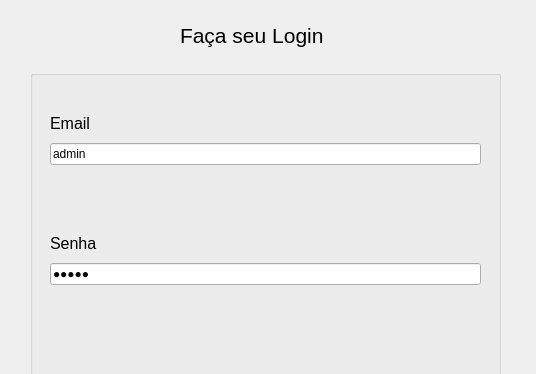
Above: src/ui/loginwindow.ui from gustavopresoti/ControleDeComandas before the change; both pictures show x 0 to 536 and y 0 to 374 of the 536 by 535 pixel window. Below: the same form after it.
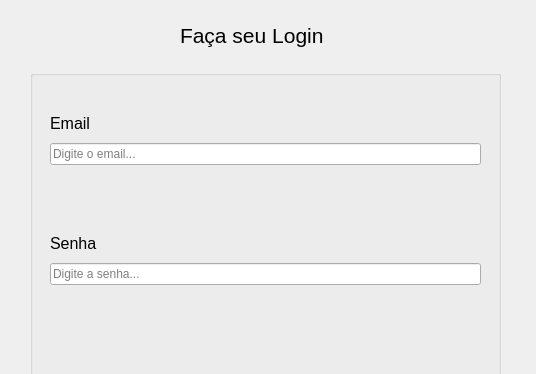
That is the form after the change.

Diff of the .ui file:
```diff
--- a/src/ui/loginwindow.ui
+++ b/src/ui/loginwindow.ui
@@ -64,7 +64,7 @@
       <item>
        <widget class="QLineEdit" name="lineEdit_Email">
         <property name="text">
-         <string>admin</string>
+         <string/>
         </property>
         <property name="placeholderText">
          <string>Digite o email...</string>
@@ -101,7 +101,7 @@
          <enum>Qt::DefaultContextMenu</enum>
         </property>
         <property name="text">
-         <string>admin</string>
+         <string/>
         </property>
         <property name="echoMode">
          <enum>QLineEdit::Password</enum>
```
